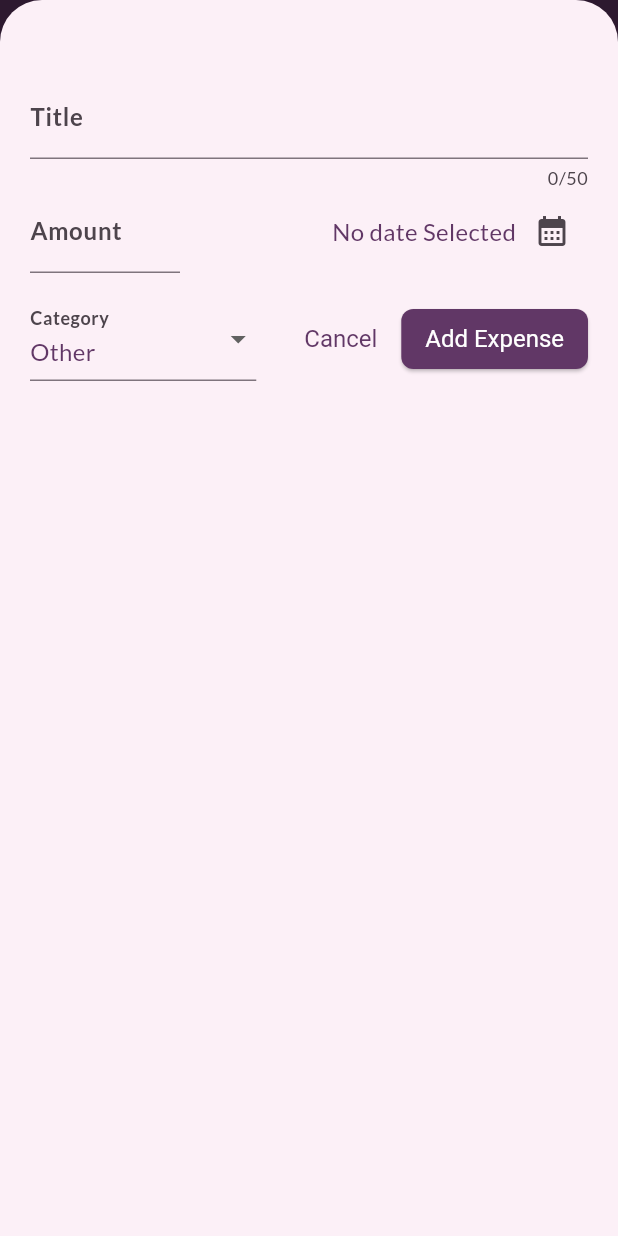
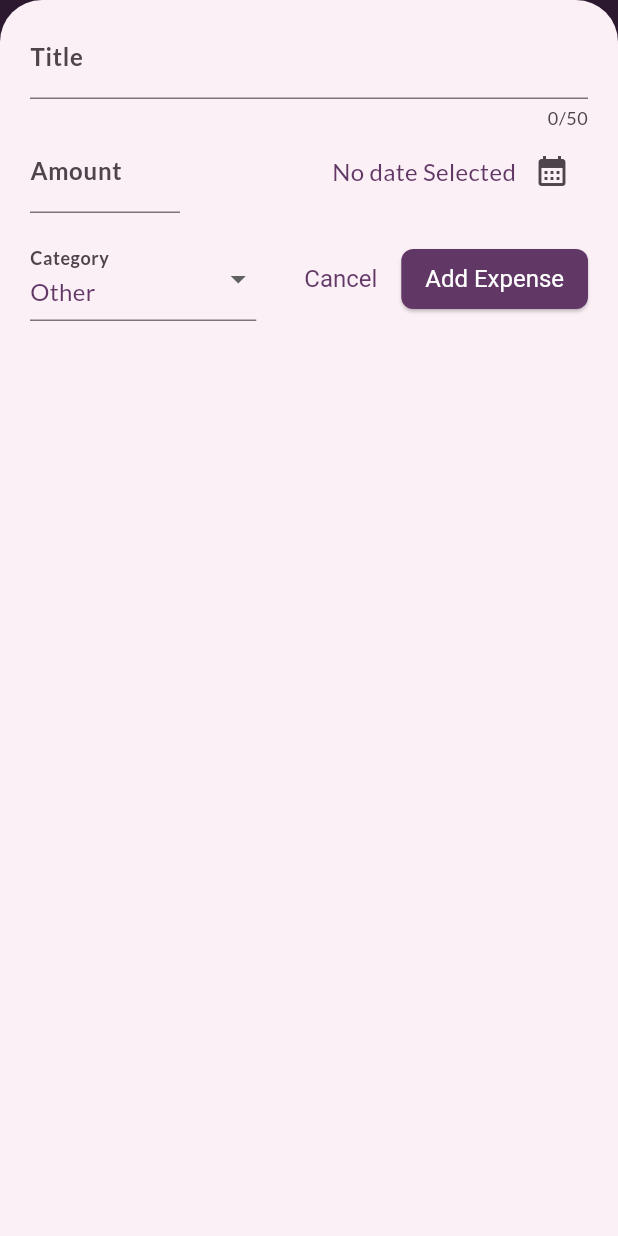
Before and after one commit to raphaelpinel/flutter-expense-tracker, a Flutter app: the screen it shows after launch, after a tap on the "add" icon, on a phone screen of 412 x 824 dp. Run offline on Flutter 3.47's test engine with Material 3 defaults, Android fonts, the phone set to English and light mode, and no system bars.

```diff
--- a/lib/widgets/expenses.dart
+++ b/lib/widgets/expenses.dart
@@ -84,6 +84,7 @@ class _ExpensesState extends State<Expenses> {
 
   void _openAddExpenseOverlay() {
     showModalBottomSheet(
+      useSafeArea: true,
       isScrollControlled: true,
       context: context,
       builder: (context) => NewExpense(onAddExpense: _addExpense),
@@ -92,6 +93,7 @@ class _ExpensesState extends State<Expenses> {
 
   void _openEditExpenseOverlay(Expense expense) {
     showModalBottomSheet(
+      useSafeArea: true,
       isScrollControlled: true,
       context: context,
       builder: (context) =>
--- a/lib/widgets/new_expense.dart
+++ b/lib/widgets/new_expense.dart
@@ -108,7 +108,7 @@ class _NewExpenseState extends State<NewExpense> {
       child: SingleChildScrollView(
         child: Padding(
           padding:
-              EdgeInsets.fromLTRB(20, 50, 20, keyboardInsertedContent + 20),
+              EdgeInsets.fromLTRB(20, 10, 20, keyboardInsertedContent + 20),
           child: Form(
             key: _formKey,
             child: Column(
```
